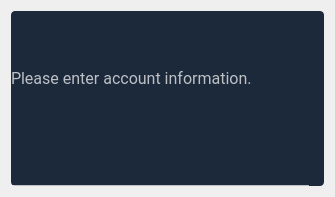
Above: budgetter/view/skeletons/AddAccount.ui from opierre/Budgetter before the change. Below: the same form after it.
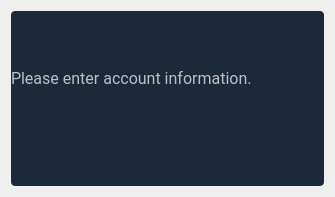
That is the form after the change. Custom widgets are drawn as their Qt base class.

What changed in the file:
```diff
--- a/budgetter/view/skeletons/AddAccount.ui
+++ b/budgetter/view/skeletons/AddAccount.ui
@@ -50,13 +50,19 @@
 	background-color: transparent;
 	border: none;
 	border-radius: 0px;
-	border-bottom: 1px solid rgba(255, 255, 255, 180);
+	/*border-bottom: 1px solid rgba(255, 255, 255, 180);*/
 	outline: none;
 }
 
 QLineEdit:hover
 {
-	border-bottom: 2px solid rgba(255, 255, 255, 230);
+	/*border-bottom: 2px solid rgba(255, 255, 255, 230);*/
+}
+
+
+QLineEdit:focus
+{
+	/*border-bottom: 2px solid rgba(255, 255, 255, 230);*/
 }</string>
   </property>
   <layout class="QGridLayout" name="gridLayout">
```
